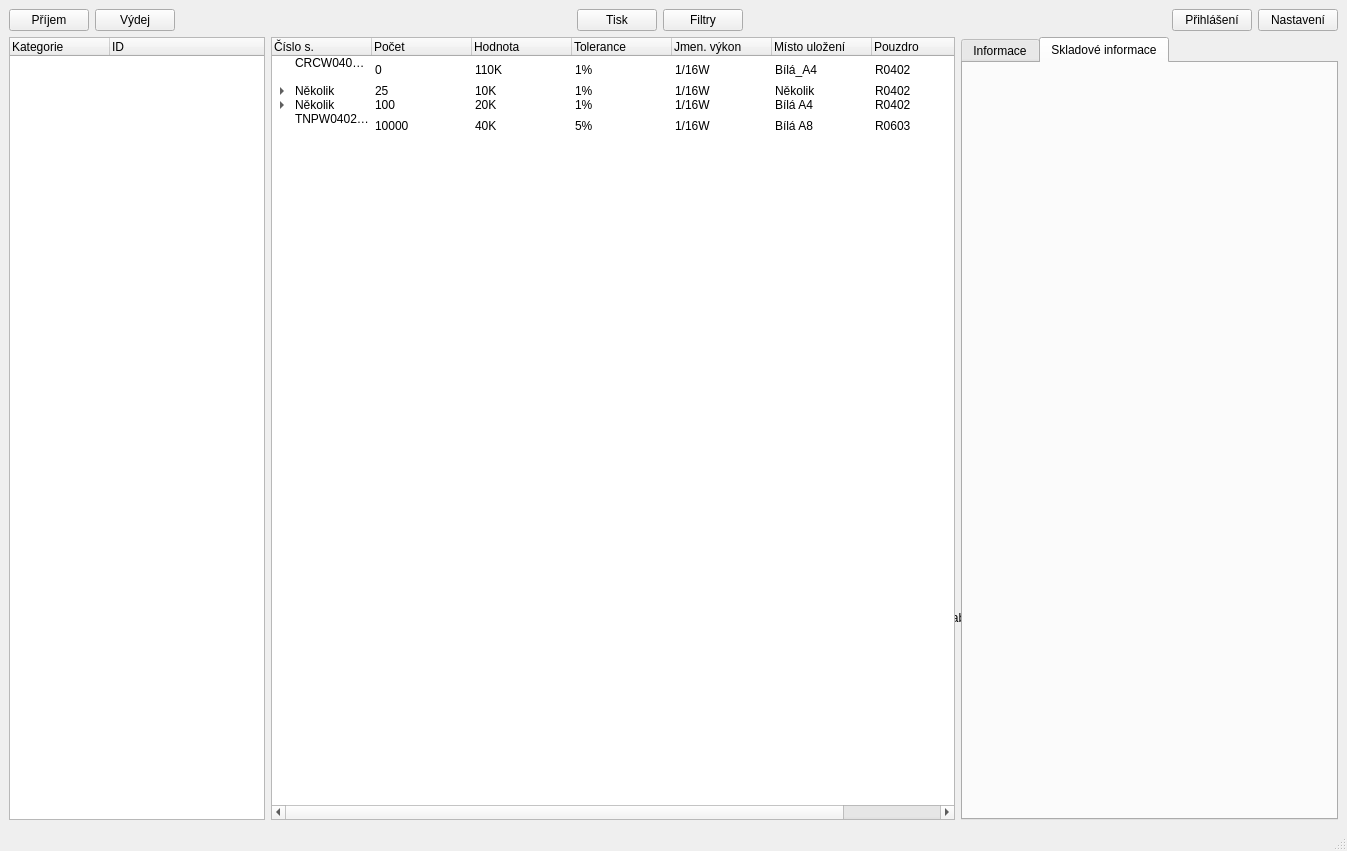
First picture: the form in PPPart/pppart.ui, repository Vcpavel31/PPPart, before the edit.
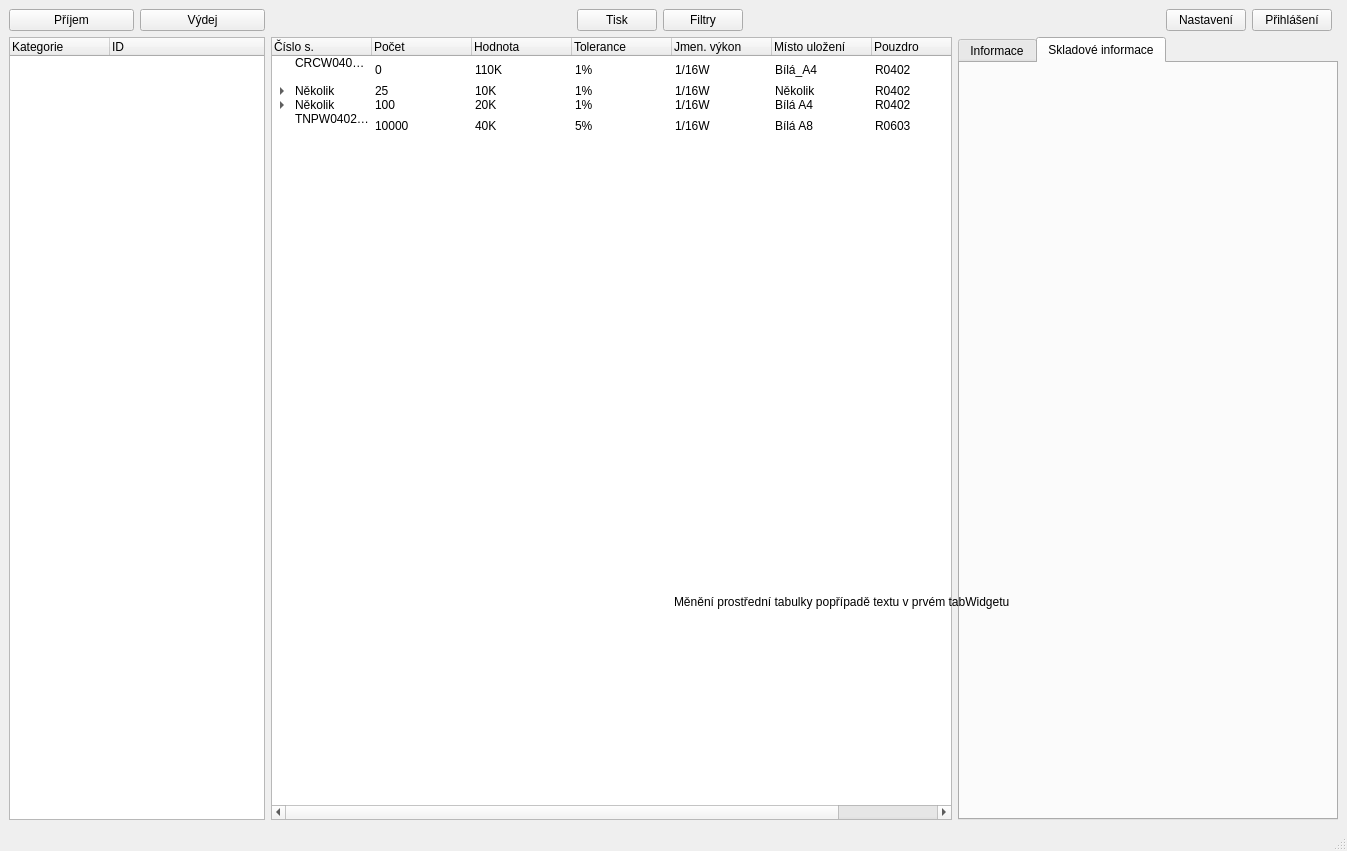
Second picture: the form after the edit.

```diff
--- a/PPPart/pppart.ui
+++ b/PPPart/pppart.ui
@@ -15,58 +15,36 @@
   </property>
   <widget class="QWidget" name="centralwidget">
    <layout class="QGridLayout" name="gridLayout">
-    <item row="1" column="1">
-     <widget class="QLabel" name="pozn">
-      <property name="text">
-       <string>Měnění prostřední tabulky popřípadě textu v prvém tabWidgetu</string>
-      </property>
-      <property name="scaledContents">
-       <bool>true</bool>
-      </property>
-      <property name="wordWrap">
-       <bool>true</bool>
-      </property>
-     </widget>
-    </item>
     <item row="0" column="0" rowspan="2" colspan="2">
      <layout class="QGridLayout" name="gridLayout_2">
-      <item row="0" column="0">
-       <layout class="QHBoxLayout" name="horizontalLayout">
-        <item>
-         <widget class="QPushButton" name="income">
-          <property name="text">
-           <string>Příjem</string>
-          </property>
-         </widget>
-        </item>
-        <item>
-         <widget class="QPushButton" name="outcome">
-          <property name="text">
-           <string>Výdej</string>
-          </property>
-         </widget>
-        </item>
-       </layout>
+      <item row="0" column="5">
+       <widget class="QPushButton" name="filters">
+        <property name="text">
+         <string>Filtry</string>
+        </property>
+       </widget>
       </item>
-      <item row="0" column="3">
-       <layout class="QHBoxLayout" name="horizontalLayout_2">
-        <item>
-         <widget class="QPushButton" name="print">
-          <property name="text">
-           <string>Tisk</string>
-          </property>
-         </widget>
-        </item>
-        <item>
-         <widget class="QPushButton" name="filters">
-          <property name="text">
-           <string>Filtry</string>
-          </property>
-         </widget>
-        </item>
-       </layout>
+      <item row="0" column="7">
+       <spacer name="horizontalSpacer_3">
+        <property name="orientation">
+         <enum>Qt::Horizontal</enum>
+        </property>
+        <property name="sizeHint" stdset="0">
+         <size>
+          <width>20</width>
+          <height>20</height>
+         </size>
+        </property>
+       </spacer>
       </item>
-      <item row="1" column="5" colspan="2">
+      <item row="0" column="1">
+       <widget class="QPushButton" name="outcome">
+        <property name="text">
+         <string>Výdej</string>
+        </property>
+       </widget>
+      </item>
+      <item row="1" column="7" colspan="4">
        <widget class="QTabWidget" name="INFO">
         <property name="currentIndex">
          <number>1</number>
@@ -83,42 +61,14 @@
         </widget>
        </widget>
       </item>
-      <item row="0" column="6">
-       <layout class="QHBoxLayout" name="horizontalLayout_3">
-        <item>
-         <widget class="QPushButton" name="login">
-          <property name="text">
-           <string>Přihlášení</string>
-          </property>
-         </widget>
-        </item>
-        <item>
-         <widget class="QPushButton" name="settings">
-          <property name="text">
-           <string>Nastavení</string>
-          </property>
-         </widget>
-        </item>
-       </layout>
-      </item>
-      <item row="1" column="0" colspan="2">
-       <widget class="QTreeWidget" name="categories">
-        <column>
-         <property name="text">
-          <string>Kategorie</string>
-         </property>
-        </column>
-        <column>
-         <property name="text">
-          <string notr="true">ID</string>
-         </property>
-         <property name="toolTip">
-          <string notr="true"/>
-         </property>
-        </column>
+      <item row="0" column="4">
+       <widget class="QPushButton" name="print">
+        <property name="text">
+         <string>Tisk</string>
+        </property>
        </widget>
       </item>
-      <item row="0" column="2">
+      <item row="0" column="3">
        <spacer name="horizontalSpacer">
         <property name="orientation">
          <enum>Qt::Horizontal</enum>
@@ -131,20 +81,14 @@
         </property>
        </spacer>
       </item>
-      <item row="0" column="4">
-       <spacer name="horizontalSpacer_2">
-        <property name="orientation">
-         <enum>Qt::Horizontal</enum>
+      <item row="0" column="9">
+       <widget class="QPushButton" name="login">
+        <property name="text">
+         <string>Přihlášení</string>
         </property>
-        <property name="sizeHint" stdset="0">
-         <size>
-          <width>40</width>
-          <height>20</height>
-         </size>
-        </property>
-       </spacer>
+       </widget>
       </item>
-      <item row="1" column="2" colspan="3">
+      <item row="1" column="3" colspan="4">
        <widget class="QTreeWidget" name="parts">
         <column>
          <property name="text">
@@ -402,8 +346,39 @@
         </item>
        </widget>
       </item>
-      <item row="0" column="5">
-       <spacer name="horizontalSpacer_3">
+      <item row="0" column="8">
+       <widget class="QPushButton" name="settings">
+        <property name="text">
+         <string>Nastavení</string>
+        </property>
+       </widget>
+      </item>
+      <item row="0" column="0">
+       <widget class="QPushButton" name="income">
+        <property name="text">
+         <string>Příjem</string>
+        </property>
+       </widget>
+      </item>
+      <item row="1" column="0" colspan="2">
+       <widget class="QTreeWidget" name="categories">
+        <column>
+         <property name="text">
+          <string>Kategorie</string>
+         </property>
+        </column>
+        <column>
+         <property name="text">
+          <string notr="true">ID</string>
+         </property>
+         <property name="toolTip">
+          <string notr="true"/>
+         </property>
+        </column>
+       </widget>
+      </item>
+      <item row="0" column="6">
+       <spacer name="horizontalSpacer_2">
         <property name="orientation">
          <enum>Qt::Horizontal</enum>
         </property>
@@ -418,6 +393,25 @@
      </layout>
     </item>
    </layout>
+   <widget class="QLabel" name="pozn">
+    <property name="geometry">
+     <rect>
+      <x>674</x>
+      <y>404</y>
+      <width>664</width>
+      <height>395</height>
+     </rect>
+    </property>
+    <property name="text">
+     <string>Měnění prostřední tabulky popřípadě textu v prvém tabWidgetu</string>
+    </property>
+    <property name="scaledContents">
+     <bool>true</bool>
+    </property>
+    <property name="wordWrap">
+     <bool>true</bool>
+    </property>
+   </widget>
   </widget>
   <widget class="QMenuBar" name="menubar">
    <property name="geometry">
```
Left out of the diff: 2 changed lines with no effect on the pictures.
